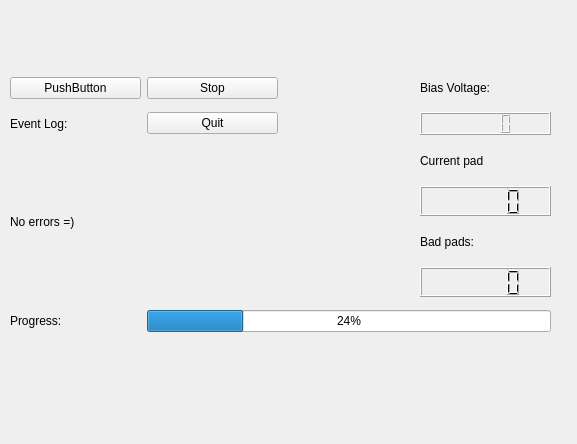
Above: UniDAQ/QT_Designer_UI/Start_Stop.ui from Chilldose/COMET before the change. Below: the same form after it.
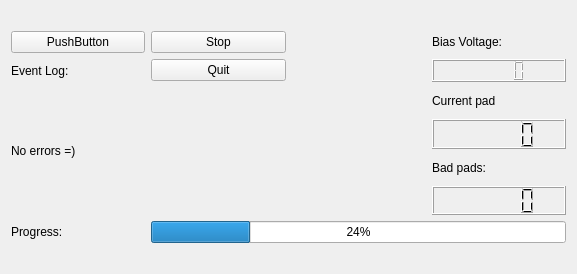
That is the form after the change.

What changed in the file:
```diff
--- a/UniDAQ/QT_Designer_UI/Start_Stop.ui
+++ b/UniDAQ/QT_Designer_UI/Start_Stop.ui
@@ -7,21 +7,14 @@
     <x>0</x>
     <y>0</y>
     <width>577</width>
-    <height>444</height>
+    <height>274</height>
    </rect>
   </property>
   <property name="windowTitle">
    <string>Form</string>
   </property>
-  <widget class="QWidget" name="gridLayoutWidget">
-   <property name="geometry">
-    <rect>
-     <x>10</x>
-     <y>70</y>
-     <width>541</width>
-     <height>271</height>
-    </rect>
-   </property>
+  <layout class="QVBoxLayout" name="verticalLayout">
+   <item>
    <layout class="QGridLayout" name="gridLayout">
     <item row="4" column="3">
      <widget class="QLabel" name="bad_pads_label">
@@ -148,7 +141,8 @@
      </widget>
     </item>
    </layout>
-  </widget>
+   </item>
+  </layout>
  </widget>
  <resources/>
  <connections/>
```
Lines whose indentation alone changed are shown as unchanged.
